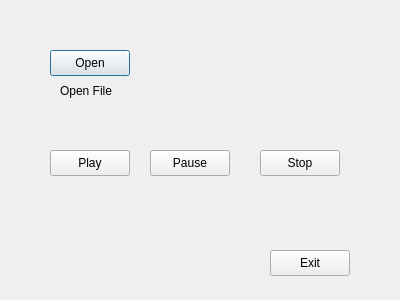
csyouk/Multimedia, file multimedia/qt-app/musicdialog.ui: the form before one commit.
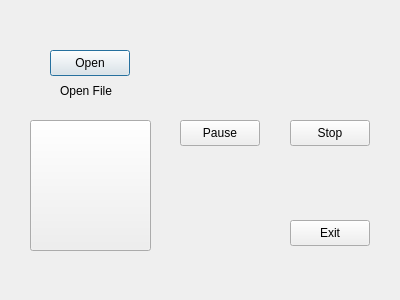
The form after the commit. Icons and pictures are not drawn.

```diff
--- a/multimedia/qt-app/musicdialog.ui
+++ b/multimedia/qt-app/musicdialog.ui
@@ -42,21 +42,35 @@
   <widget class="QPushButton" name="playButton">
    <property name="geometry">
     <rect>
-     <x>50</x>
-     <y>150</y>
-     <width>80</width>
-     <height>26</height>
+     <x>30</x>
+     <y>120</y>
+     <width>121</width>
+     <height>131</height>
     </rect>
    </property>
+   <property name="styleSheet">
+    <string notr="true">#playButton
+{
+	background-image:url(:/images/images/button_blue_play.png);
+}
+#playButton:pressed
+{ 
+	background-image:url(:/images/images/button_grey_play.png);
+}
+#playButton:disabled
+{
+	background-image:url(:/images/images/button_grey_play.png);
+}</string>
+   </property>
    <property name="text">
-    <string>Play</string>
+    <string/>
    </property>
   </widget>
   <widget class="QPushButton" name="pauseButton">
    <property name="geometry">
     <rect>
-     <x>150</x>
-     <y>150</y>
+     <x>180</x>
+     <y>120</y>
      <width>80</width>
      <height>26</height>
     </rect>
@@ -68,8 +82,8 @@
   <widget class="QPushButton" name="stopButton">
    <property name="geometry">
     <rect>
-     <x>260</x>
-     <y>150</y>
+     <x>290</x>
+     <y>120</y>
      <width>80</width>
      <height>26</height>
     </rect>
@@ -81,8 +95,8 @@
   <widget class="QPushButton" name="exitButton">
    <property name="geometry">
     <rect>
-     <x>270</x>
-     <y>250</y>
+     <x>290</x>
+     <y>220</y>
      <width>80</width>
      <height>26</height>
     </rect>
```
